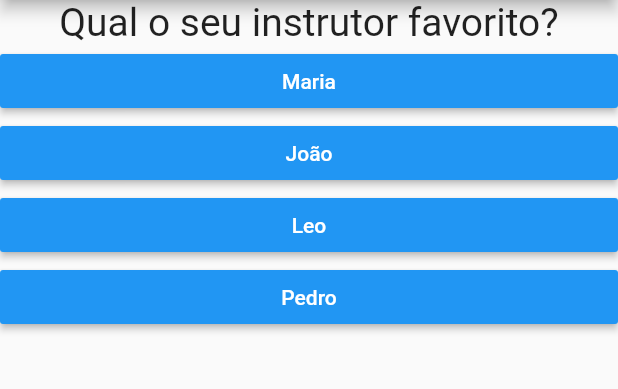
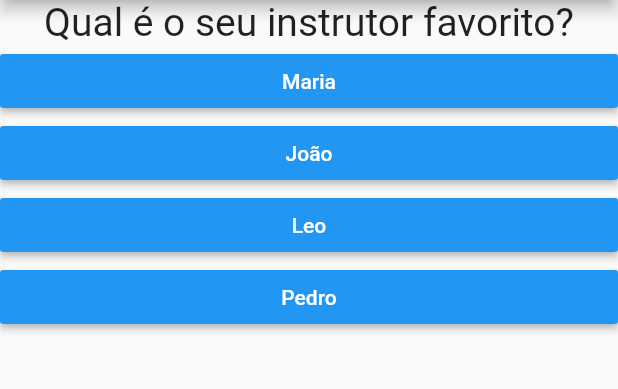
Before and after one commit to evaldocz18/Questionario, a Flutter app: the screen it shows after launch, after a tap on "Preto", after a tap on "Cobra", on a phone screen of 412 x 824 dp, the part 84-473 px from its top. Run offline on Flutter 3.47's test engine with Material 2 defaults, Android fonts, the phone set to English and light mode, and no system bars.

Commit message:
Todos os componentes divididos em classes

```diff
--- a/lib/main.dart
+++ b/lib/main.dart
@@ -1,62 +1,64 @@
 import 'package:flutter/material.dart';
+import './questao.dart';
 import './resposta.dart';
-import './questao.dart';
-
-void main() => runApp(PerguntaApp());
+import './resultado.dart';
+main() => runApp(PerguntaApp());
 
 class _PerguntaAppState extends State<PerguntaApp> {
   var _perguntaSelecionada = 0;
-
-  void _responder() {
-    setState(() {
-      _perguntaSelecionada++;
-    });
-    print(_perguntaSelecionada);
-  }
-
-  @override
-  Widget build(BuildContext context) {
-    final List<Map<String, Object>> perguntas = [
+  final _perguntas = const [
     {
       'texto': 'Qual é a sua cor favorita?',
       'respostas': ['Preto', 'Vermelho', 'Verde', 'Branco'],
     },
     {
-        'texto': 'Qual é a seu animal favorito?',
+      'texto': 'Qual é o seu animal favorito?',
       'respostas': ['Coelho', 'Cobra', 'Elefante', 'Leão'],
     },
     {
-        'texto': 'Qual o seu instrutor favorito?',
+      'texto': 'Qual é o seu instrutor favorito?',
       'respostas': ['Maria', 'João', 'Leo', 'Pedro'],
     }
   ];
 
-    List<String> respostas = perguntas[_perguntaSelecionada]['respostas'];
-    List<Widget> widgets =
-       //Converte lista de String em uma lista de Widgets
-        respostas.map((t) => Resposta(t, _responder)).toList();
+  void _responder() {
+    if (temPerguntaSelecionada) {
+      setState(() {
+        _perguntaSelecionada++;
+      });
+    }
+  }
 
-    /*for (String textoResp in perguntas[_perguntaSelecionada]['respostas']) {
-      widgets.add(Resposta(textoResp, _responder));
-    }*/
+  bool get temPerguntaSelecionada {
+    return _perguntaSelecionada < _perguntas.length;
+  }
+
+  @override
+  Widget build(BuildContext context) {
+    List<String> respostas = temPerguntaSelecionada
+        ? _perguntas[_perguntaSelecionada]['respostas']
+        : null;
 
     return MaterialApp(
       home: Scaffold(
         appBar: AppBar(
           title: Text('Perguntas'),
         ),
-        body: Column(
+        body: temPerguntaSelecionada
+            ? Column(
                 children: <Widget>[
-            Questao(perguntas[_perguntaSelecionada]['texto']),
-            ...widgets,
+                  Questao(_perguntas[_perguntaSelecionada]['texto']),
+                  ...respostas.map((t) => Resposta(t, _responder)).toList(),
                 ],
-        ),
+              )
+             : Resultado(),
       ),
     );
   }
 }
 
 class PerguntaApp extends StatefulWidget {
-  @override
-  _PerguntaAppState createState() => _PerguntaAppState();
+  _PerguntaAppState createState() {
+    return _PerguntaAppState();
   }
+}
--- /dev/null
+++ b/lib/resultado.dart
@@ -0,0 +1,13 @@
+import 'package:flutter/material.dart';
+
+class Resultado extends StatelessWidget {
+  @override
+  Widget build(BuildContext context) {
+    return Center(
+      child: Text(
+        'Parabéns!',
+        style: TextStyle(fontSize: 28),
+      ),
+    );
+  }
+}
```
Lines whose indentation alone changed are shown as unchanged.
